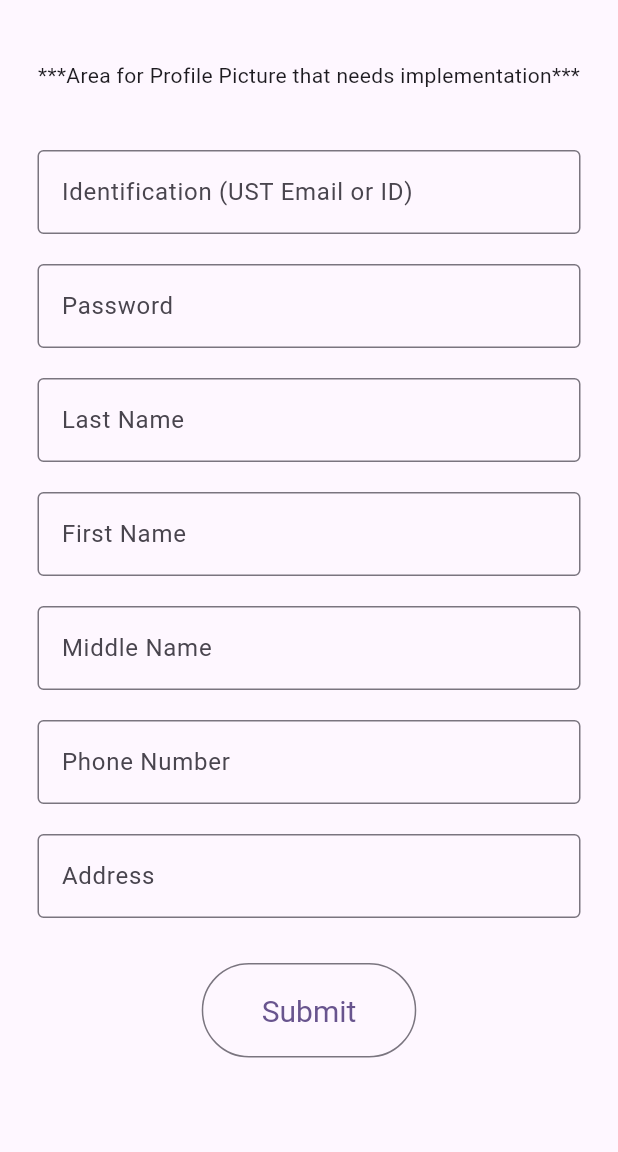
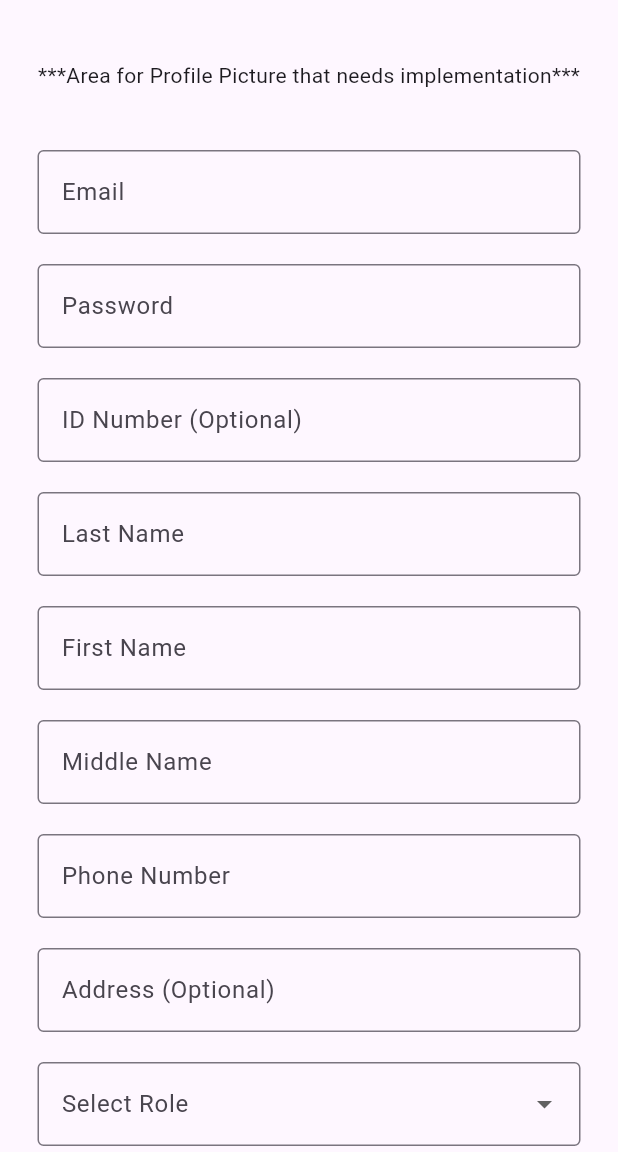
Before and after one commit to jjelleazarr/se2_tigersafe, a Flutter app: the AccountCreateScreen screen opened by its route, on a phone screen of 412 x 824 dp, the part 84-1236 px from its top. Run offline on Flutter 3.47's test engine with Material 3 defaults, Android fonts, the phone set to English and light mode, and no system bars; our stand-ins replace cloud_firestore, file_picker, firebase_auth, firebase_core, firebase_storage, geocoding and 10 more; accounts and stored records are empty.

Commit message:
Changes format slightly

```diff
--- a/lib/screens/mobile/account_create.dart
+++ b/lib/screens/mobile/account_create.dart
@@ -1,4 +1,9 @@
 import 'package:flutter/material.dart';
+import 'package:firebase_auth/firebase_auth.dart';
+import 'package:flutter/material.dart';
+import 'package:se2_tigersafe/controllers/account_create_controller.dart';
+import 'package:cloud_firestore/cloud_firestore.dart';
+
 
 class AccountCreateScreen extends StatefulWidget {
   const AccountCreateScreen({super.key});
@@ -10,23 +15,68 @@ class AccountCreateScreen extends StatefulWidget {
 }
 
 class _AccountCreateScreenState extends State<AccountCreateScreen> {
-  final _identificationController = TextEditingController();
+  final _emailController = TextEditingController();
   final _passwordController = TextEditingController();
+  final _idNumberController = TextEditingController(); // New controller for ID Number
   final _lastNameController = TextEditingController();
   final _firstNameController = TextEditingController();
   final _middleNameController = TextEditingController();
   final _phoneNumberController = TextEditingController();
   final _addressController = TextEditingController();
+  final _AccountCreationController = AccountCreationController();
+  String? _selectedRole; // Variable to store selected role
+  final List<String> _roles = ["stakeholder", "emergency_response_team"];
 
   @override
   void dispose() {
-    _identificationController.dispose();
+    _emailController.dispose();
     _passwordController.dispose();
+    _idNumberController.dispose();
     _lastNameController.dispose();
     _firstNameController.dispose();
     _middleNameController.dispose();
     _addressController.dispose();
     super.dispose();
+  }
+
+  Future<void> _createAccount() async {
+    if (_selectedRole == null) {
+      ScaffoldMessenger.of(context).showSnackBar(
+        SnackBar(content: Text('Please select a role before proceeding.')),
+      );
+      return;
+    }
+
+    UserCredential? userCredential = await _AccountCreationController.createAccount(
+      _emailController.text,
+      _passwordController.text,
+      _idNumberController.text,
+      _lastNameController.text,
+      _firstNameController.text,
+      _middleNameController.text,
+      _phoneNumberController.text,
+      _addressController.text,
+      _selectedRole!,
+      context
+
+      // _profilePicture, // Pass the selected image file
+    );
+
+      if (userCredential != null) {
+        print("Account created successfully, navigate to the next screen");
+
+        final userDoc = await FirebaseFirestore.instance.collection('users').doc(userCredential.user!.uid).get();
+
+        if (userDoc.exists) {
+          final accountStatus = userDoc['account_status'];
+
+          if (accountStatus == "Active") {
+            Navigator.pushNamed(context, '/dashboard');  // Active users go to Dashboard
+          } else {
+            Navigator.pushNamed(context, '/verification_pending');  // Pending users go to Verification Screen
+          }
+        }
+      }
   }
 
   @override
@@ -48,17 +98,17 @@ class _AccountCreateScreenState extends State<AccountCreateScreen> {
           Padding(
             padding: const EdgeInsets.symmetric(horizontal: 25.0),
             child: TextFormField(
-              controller: _identificationController,
+              controller: _emailController,
               decoration: const InputDecoration(
-                labelText: 'Identification (UST Email or ID)',
+                labelText: 'Email',
                 border: OutlineInputBorder(),
-              ),
-              validator: (value) {
-                if (value == null || value.isEmpty) {
-                  return 'Please enter your UST ID or email';
-                }
-                return null;
-              },
+              )// ,
+              // validator: (value) {
+              //  if (value == null || value.isEmpty) {
+              //     return 'Please enter your email';
+              //   }
+              //   return null;
+              // },
             ),
           ),
 
@@ -72,14 +122,30 @@ class _AccountCreateScreenState extends State<AccountCreateScreen> {
               decoration: const InputDecoration(
                 labelText: 'Password',
                 border: OutlineInputBorder(),
+              )// ,
+              // validator: (value) {
+              //   if (value == null || value.isEmpty) {
+              //     return 'Please enter your password';
+              //   }
+              //   if (value.length < 6) {
+              //    return 'Password must be at least 6 characters';
+              //   }
+              //   return null;
+              // },
+            ),
+          ),
+
+          const SizedBox(height: 20),
+          // ID Number Field
+          Padding(
+            padding: const EdgeInsets.symmetric(horizontal: 25.0),
+            child: TextFormField(
+              controller: _idNumberController,
+              decoration: const InputDecoration(
+                labelText: 'ID Number (Optional)',
+                border: OutlineInputBorder(),
               ),
               validator: (value) {
-                if (value == null || value.isEmpty) {
-                  return 'Please enter your password';
-                }
-                if (value.length < 6) {
-                  return 'Password must be at least 6 characters';
-                }
                 return null;
               },
             ),
@@ -150,7 +216,7 @@ class _AccountCreateScreenState extends State<AccountCreateScreen> {
               controller: _phoneNumberController,
               decoration: const InputDecoration(
                 labelText:
-                    'Phone Number', // Add a phone number text input field if there's something like that??
+                    'Phone Number',
                 border: OutlineInputBorder(),
               ),
               validator: (value) {
@@ -169,26 +235,48 @@ class _AccountCreateScreenState extends State<AccountCreateScreen> {
             child: TextFormField(
               controller: _addressController,
               decoration: const InputDecoration(
-                labelText: 'Address',
+                labelText: 'Address (Optional)',
                 border: OutlineInputBorder(),
               ),
               validator: (value) {
-                if (value == null || value.isEmpty) {
-                  return 'Please enter your Address';
-                }
                 return null;
               },
             ),
           ),
+
+          const SizedBox(height: 20),
+          // Role Dropdown
+          Padding(
+            padding: const EdgeInsets.symmetric(horizontal: 25.0),
+            child: DropdownButtonFormField<String>(
+              value: _selectedRole,
+              decoration: const InputDecoration(
+                labelText: "Select Role",
+                border: OutlineInputBorder(),
+              ),
+              items: [
+                DropdownMenuItem(value: "stakeholder", child: Text("Stakeholder")),
+                DropdownMenuItem(value: "emergency_response_team", child: Text("Emergency Response Team")),
+              ],
+              onChanged: (String? newValue) {
+                setState(() {
+                  _selectedRole = newValue!;
+                });
+              },
+            ),
+          ),
+
           const SizedBox(height: 30),
           OutlinedButton(
-            onPressed: () {}, //Navigate to account verification page
+            onPressed: _createAccount, //Navigate to account verification page
             style: OutlinedButton.styleFrom(
               padding: const EdgeInsets.symmetric(horizontal: 40, vertical: 20),
               textStyle: const TextStyle(fontSize: 20),
             ),
             child: const Text("Submit"),
           ),
+          const SizedBox(height: 20),
+          const SizedBox(height: 20),
         ],
       ),
     );
```
